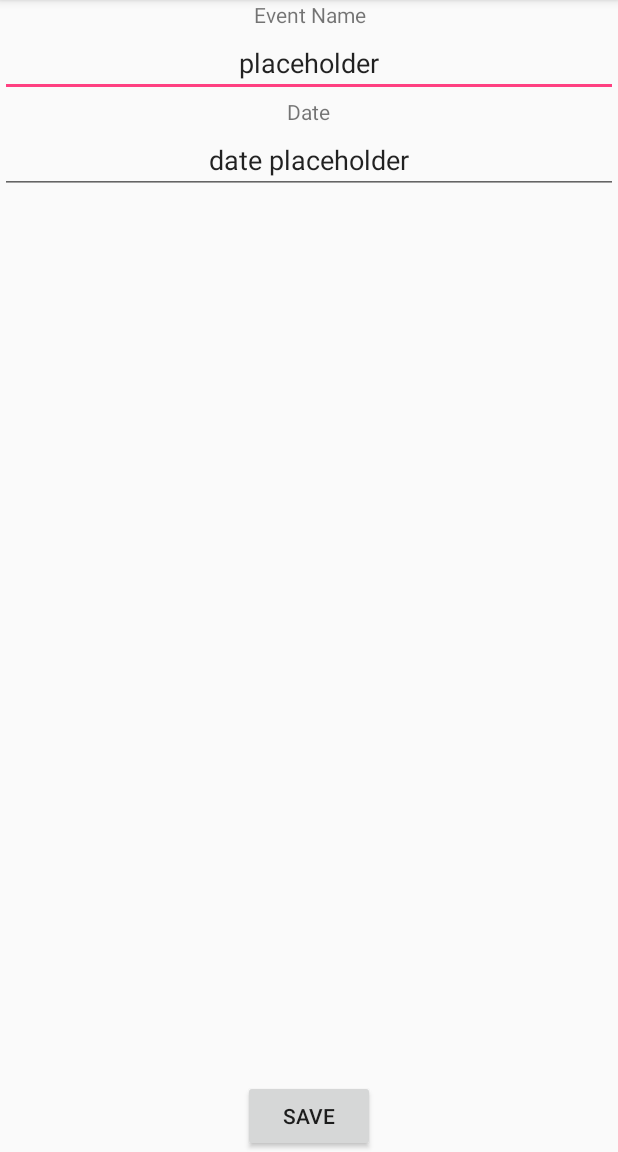
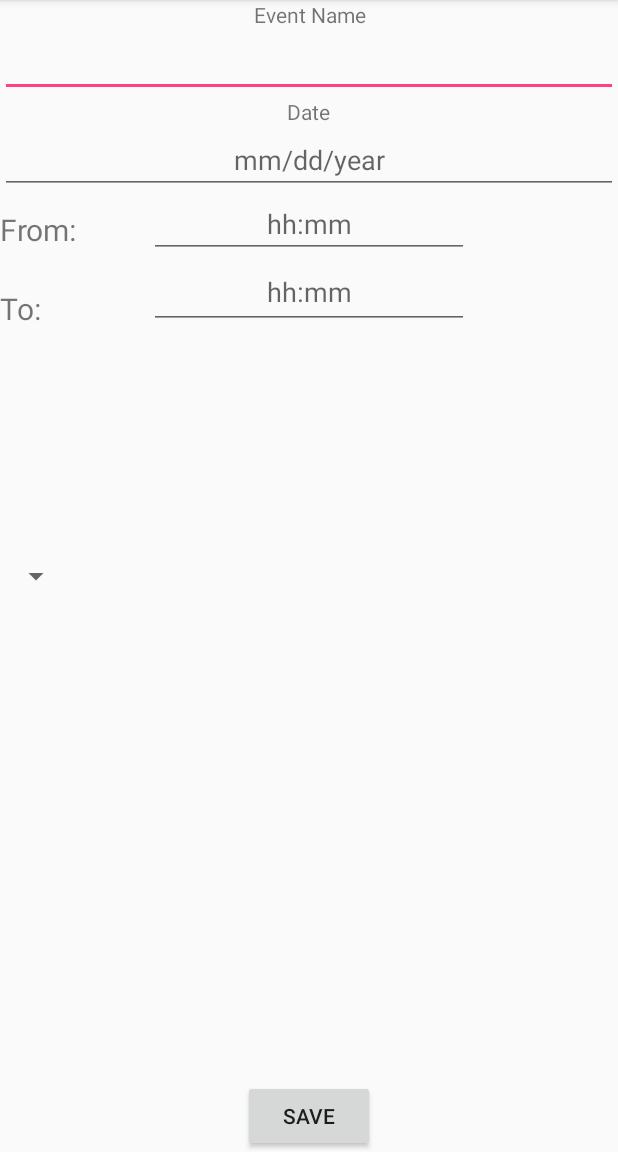
Before and after one commit to cpe305/fall2016-project-davidlevitsky, an Android app: the CreateEventActivity screen opened directly, with no data from a screen before it, on a phone screen of 412 x 824 dp, the part 84-1236 px from its top. Run offline under Robolectric (Android 15) with nearby library versions, the light colour scheme and no system bars.

Commit message:
Updating for Revision 1
Adding more UI to CreateEventActivity to allow for basic functionality.
Adding Singleton pattern in EventList instead of having a Data class

```diff
--- a/app/src/main/java/com/example/davidlevitsky/friendsconnect/CreateEventActivity.java
+++ b/app/src/main/java/com/example/davidlevitsky/friendsconnect/CreateEventActivity.java
@@ -1,12 +1,22 @@
 package com.example.davidlevitsky.friendsconnect;
 
+import android.content.Intent;
 import android.support.v7.app.AppCompatActivity;
 import android.os.Bundle;
+import android.view.View;
+import android.widget.Button;
+import android.widget.EditText;
+import android.widget.ImageButton;
 import android.widget.ListView;
+import android.widget.TextView;
+import android.widget.Toast;
 
 import java.util.ArrayList;
 /**
  * Created by davidlevitsky on 10/24/16.
+ * This class is responsible for a full Activity and is used to
+ * create new events. It will get an instance of the Singleton object
+ * EventsList and append new events to it.
  */
 public class CreateEventActivity extends AppCompatActivity {
 
@@ -14,8 +24,34 @@ public class CreateEventActivity extends AppCompatActivity {
     protected void onCreate(Bundle savedInstanceState) {
         super.onCreate(savedInstanceState);
         setContentView(R.layout.activity_create_event);
+        setup();
 
 
     }
 
+    public void setup() {
+        Button btnSave = (Button) findViewById(R.id.bSave);
+        btnSave.setOnClickListener(new View.OnClickListener() {
+            @Override
+            //After user saves an event, confirm it and take them back to main page
+            public void onClick(View v) {
+                createNewEvent();
+                Intent intent = new Intent(CreateEventActivity.this, MainActivity.class);
+                Toast toast = Toast.makeText(getApplicationContext(), "Event Saved!", Toast.LENGTH_SHORT);
+                toast.show();
+                startActivity(intent);
+            }
+
+        });
+
+    }
+
+    public void createNewEvent() {
+        EditText etEventName = (EditText)findViewById(R.id.etEventName);
+        String temp = etEventName.toString();
+        Toast toast = Toast.makeText(getApplicationContext(), "creation works: " + temp, Toast.LENGTH_LONG);
+        toast.show();
+    }
+
+
 }
--- a/app/src/main/java/com/example/davidlevitsky/friendsconnect/EventAdapter.java
+++ b/app/src/main/java/com/example/davidlevitsky/friendsconnect/EventAdapter.java
@@ -11,6 +11,8 @@ import java.util.ArrayList;
 
 /**
  * Created by davidlevitsky on 10/16/16.
+ * This class is a custom Array Adapter to create a graphical interface
+ * to view events.
  */
 public class EventAdapter extends ArrayAdapter<Event>{
     public EventAdapter(Context context, ArrayList<Event> eventsList) {
@@ -33,7 +35,6 @@ public class EventAdapter extends ArrayAdapter<Event>{
         TextView tvEventName = (TextView)convertView.findViewById(R.id.tvAdapterEventName);
         // Populate the data into the template view using the data object
         tvEventName.setText(event.getName());
-       // tvName.setText(action.nameOfPerson);
         // Return the completed view to render on screen
         return convertView;
     }
--- a/app/src/main/java/com/example/davidlevitsky/friendsconnect/MainActivity.java
+++ b/app/src/main/java/com/example/davidlevitsky/friendsconnect/MainActivity.java
@@ -35,6 +35,7 @@ public class MainActivity extends AppCompatActivity {
             public void onClick(View v) {
                 Intent intent = new Intent(MainActivity.this, CreateEventActivity.class);
                 //pass data from selected data to onCreateActivity
+                intent.putExtra("date", "fooDate");
                 startActivity(intent);
             }
         });
@@ -46,4 +47,6 @@ public class MainActivity extends AppCompatActivity {
 
 
 
+
+
 }
--- a/app/src/main/res/layout/activity_create_event.xml
+++ b/app/src/main/res/layout/activity_create_event.xml
@@ -1,24 +1,18 @@
 <?xml version="1.0" encoding="utf-8"?>
 
-<LinearLayout xmlns:android="http://schemas.android.com/apk/res/android"
+<RelativeLayout xmlns:android="http://schemas.android.com/apk/res/android"
     android:orientation="vertical"
     android:layout_width="match_parent"
     android:layout_height="match_parent">
 
-    <RelativeLayout
-        android:id="@+id/top_panel"
-        android:layout_width="match_parent"
-        android:layout_height="wrap_content"
-        android:gravity="center">
 
         <EditText
             android:layout_width="match_parent"
             android:layout_height="wrap_content"
-            android:id="@+id/editText"
-            android:text="placeholder"
+            android:id="@+id/etEventName"
             android:gravity="center_horizontal"
-            android:layout_below="@+id/tvEventName"
-            android:layout_alignParentStart="true" />
+            android:layout_alignParentStart="true"
+            android:layout_below="@+id/tvEventName" />
 
         <TextView
             android:layout_width="wrap_content"
@@ -35,33 +29,81 @@
             android:layout_width="wrap_content"
             android:layout_height="wrap_content"
             android:text="Date"
-            android:id="@+id/textView"
-            android:layout_below="@+id/editText"
+            android:id="@+id/tvDate"
+            android:layout_below="@+id/etEventName"
             android:layout_centerHorizontal="true" />
 
         <EditText
             android:layout_width="wrap_content"
             android:layout_height="wrap_content"
-            android:id="@+id/editText2"
-            android:layout_below="@+id/textView"
+            android:id="@+id/etDate"
+            android:layout_below="@+id/tvDate"
             android:layout_alignParentEnd="true"
             android:layout_alignParentStart="true"
-            android:text="date placeholder"
+            android:inputType="date"
+            android:gravity="center_horizontal"
+            android:hint="mm/dd/year" />
+
+    <TextView
+        android:layout_width="wrap_content"
+        android:layout_height="wrap_content"
+        android:textAppearance="?android:attr/textAppearanceSmall"
+        android:text="From:"
+        android:id="@+id/tvFromTime"
+        android:textSize="20dp"
+        android:layout_alignParentStart="true"
+        android:layout_below="@+id/etDate"
+        android:paddingTop="10dp"
+        android:paddingBottom="5dp" />
+
+    <TextView
+        android:layout_width="wrap_content"
+        android:layout_height="wrap_content"
+        android:textAppearance="?android:attr/textAppearanceSmall"
+        android:text="To:"
+        android:id="@+id/tvToTime"
+        android:textSize="20dp"
+        android:layout_below="@+id/tvFromTime"
+        android:layout_alignParentStart="true"
+        android:paddingTop="20dp" />
+
+    <EditText
+        android:layout_width="wrap_content"
+        android:layout_height="wrap_content"
+        android:inputType="time"
+        android:ems="10"
+        android:id="@+id/etFromTime"
+        android:layout_centerHorizontal="true"
+        android:layout_alignTop="@+id/tvFromTime"
+        android:layout_alignBottom="@+id/tvFromTime"
+        android:hint="hh:mm"
         android:gravity="center_horizontal" />
 
-    </RelativeLayout>
-    <RelativeLayout
-        android:id="@+id/bottom_panel"
-        android:layout_width="match_parent"
-        android:layout_height="0dp"
-        android:layout_weight="0.5">
+    <EditText
+        android:layout_width="wrap_content"
+        android:layout_height="wrap_content"
+        android:inputType="time"
+        android:ems="10"
+        android:id="@+id/etToTime"
+        android:layout_below="@+id/etFromTime"
+        android:layout_alignStart="@+id/etFromTime"
+        android:layout_alignBottom="@+id/tvToTime"
+        android:gravity="center_horizontal"
+        android:hint="hh:mm" />
 
     <Button
         android:layout_width="wrap_content"
         android:layout_height="wrap_content"
         android:text="Save"
-            android:id="@+id/button"
+        android:id="@+id/bSave"
         android:layout_alignParentBottom="true"
         android:layout_centerHorizontal="true" />
+
+    <Spinner
+        android:layout_width="wrap_content"
+        android:layout_height="wrap_content"
+        android:id="@+id/spinner"
+        android:layout_centerVertical="true"
+        android:layout_alignParentStart="true" />
+
 </RelativeLayout>
-</LinearLayout>
```
Also changed, not shown: app/src/main/java/com/example/davidlevitsky/friendsconnect/Contact.java (added, +24 -0 lines), app/src/main/java/com/example/davidlevitsky/friendsconnect/Data.java (deleted, +0 -24 lines), app/src/main/java/com/example/davidlevitsky/friendsconnect/Event.java (+7 -0 lines), app/src/main/java/com/example/davidlevitsky/friendsconnect/EventsList.java (added, +32 -0 lines). Lines whose indentation alone changed are shown as unchanged.
